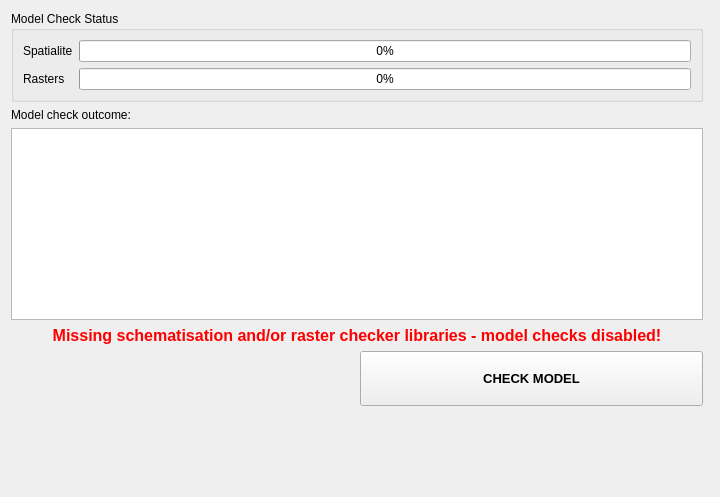
This is threedi_api_qgis_client/ui/upload_wizard/page_check_model.ui in nens/threedi-api-qgis-client as Qt 5 draws it before an edit. The edited form follows.
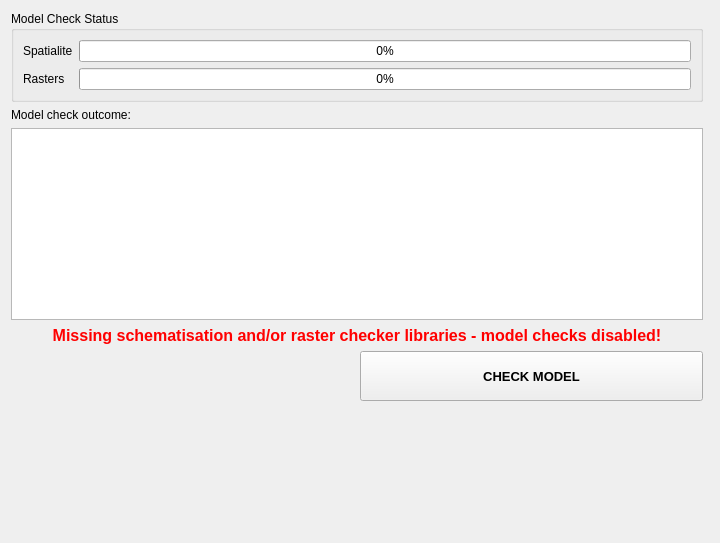
This is the edited form.

The edit to the form file:
```diff
--- a/threedi_api_qgis_client/ui/upload_wizard/page_check_model.ui
+++ b/threedi_api_qgis_client/ui/upload_wizard/page_check_model.ui
@@ -10,7 +10,7 @@
     <x>0</x>
     <y>0</y>
     <width>720</width>
-    <height>497</height>
+    <height>543</height>
    </rect>
   </property>
   <property name="sizePolicy">
@@ -139,6 +139,19 @@
        </property>
       </widget>
      </item>
+     <item row="2" column="1">
+      <spacer name="verticalSpacer_2">
+       <property name="orientation">
+        <enum>Qt::Vertical</enum>
+       </property>
+       <property name="sizeHint" stdset="0">
+        <size>
+         <width>20</width>
+         <height>40</height>
+        </size>
+       </property>
+      </spacer>
+     </item>
     </layout>
    </item>
    <item row="6" column="0">
```
